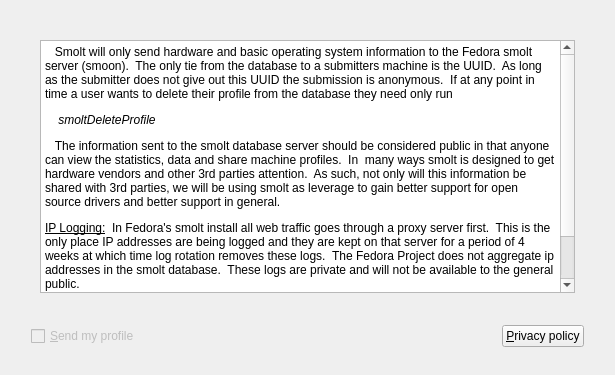
First picture: the form in kde4/kaptan4/src/gui/smoltWidget.ui, repository pars-linux/uludag, before the edit.
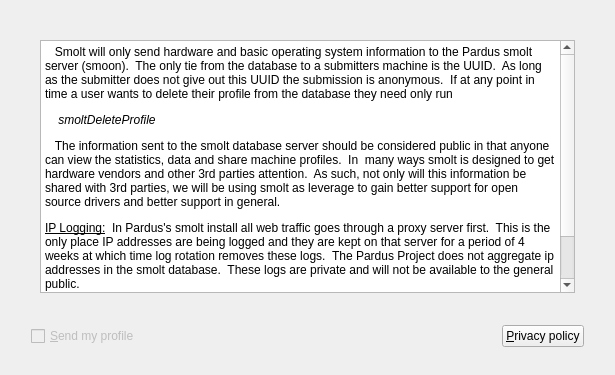
Second picture: the form after the edit. The open tabs and pages were chosen to show the change.

Commit message: Edit privacy policy text according to Pardus.

```diff
--- a/kde4/kaptan4/src/gui/smoltWidget.ui
+++ b/kde4/kaptan4/src/gui/smoltWidget.ui
@@ -167,11 +167,11 @@
 &lt;html&gt;&lt;head&gt;&lt;meta name=&quot;qrichtext&quot; content=&quot;1&quot; /&gt;&lt;style type=&quot;text/css&quot;&gt;
 p, li { white-space: pre-wrap; }
 &lt;/style&gt;&lt;/head&gt;&lt;body style=&quot; font-family:'Sans Serif'; font-size:9pt; font-weight:400; font-style:normal;&quot;&gt;
-&lt;p style=&quot; margin-top:12px; margin-bottom:12px; margin-left:0px; margin-right:0px; -qt-block-indent:0; text-indent:0px;&quot;&gt;   Smolt will only send hardware and basic operating system information to the Fedora smolt server (smoon).  The only tie from the database to a submitters machine is the UUID.  As long as the submitter does not give out this UUID the submission is anonymous.  If at any point in time a user wants to delete their profile from the database they need only run&lt;/p&gt;
+&lt;p style=&quot; margin-top:12px; margin-bottom:12px; margin-left:0px; margin-right:0px; -qt-block-indent:0; text-indent:0px;&quot;&gt;   Smolt will only send hardware and basic operating system information to the Pardus smolt server (smoon).  The only tie from the database to a submitters machine is the UUID.  As long as the submitter does not give out this UUID the submission is anonymous.  If at any point in time a user wants to delete their profile from the database they need only run&lt;/p&gt;
 &lt;p style=&quot; margin-top:12px; margin-bottom:12px; margin-left:0px; margin-right:0px; -qt-block-indent:0; text-indent:0px;&quot;&gt;    &lt;span style=&quot; font-style:italic;&quot;&gt;smoltDeleteProfile&lt;/span&gt;&lt;/p&gt;
 &lt;p style=&quot; margin-top:12px; margin-bottom:12px; margin-left:0px; margin-right:0px; -qt-block-indent:0; text-indent:0px;&quot;&gt;   The information sent to the smolt database server should be considered public in that anyone can view the statistics, data and share machine profiles.  In  many ways smolt is designed to get hardware vendors and other 3rd parties attention.  As such, not only will this information be shared with 3rd parties, we will be using smolt as leverage to gain better support for open source drivers and better support in general.&lt;/p&gt;
-&lt;p style=&quot; margin-top:12px; margin-bottom:12px; margin-left:0px; margin-right:0px; -qt-block-indent:0; text-indent:0px;&quot;&gt;&lt;span style=&quot; text-decoration: underline;&quot;&gt;IP Logging:&lt;/span&gt;  In Fedora's smolt install all web traffic goes through a proxy server first.  This is the only place IP addresses are being logged and they are kept on that server for a period of 4 weeks at which time log rotation removes these logs.  The Fedora Project does not aggregate ip addresses in the smolt database.  These logs are private and will not be available to the general public.&lt;/p&gt;
-&lt;p style=&quot; margin-top:12px; margin-bottom:12px; margin-left:0px; margin-right:0px; -qt-block-indent:0; text-indent:0px;&quot;&gt;   Users unhappy with this policy should simply not use smolt.  Users with questions about this policy should contact the Fedora Infrastructure Team at admin [at] fedoraproject.org  Also remember that users can delete their profiles at any time using &quot;&lt;span style=&quot; font-style:italic;&quot;&gt;smoltDeleteProfile&lt;/span&gt;&quot;&lt;/p&gt;&lt;/body&gt;&lt;/html&gt;</string>
+&lt;p style=&quot; margin-top:12px; margin-bottom:12px; margin-left:0px; margin-right:0px; -qt-block-indent:0; text-indent:0px;&quot;&gt;&lt;span style=&quot; text-decoration: underline;&quot;&gt;IP Logging:&lt;/span&gt;  In Pardus's smolt install all web traffic goes through a proxy server first.  This is the only place IP addresses are being logged and they are kept on that server for a period of 4 weeks at which time log rotation removes these logs.  The Pardus Project does not aggregate ip addresses in the smolt database.  These logs are private and will not be available to the general public.&lt;/p&gt;
+&lt;p style=&quot; margin-top:12px; margin-bottom:12px; margin-left:0px; margin-right:0px; -qt-block-indent:0; text-indent:0px;&quot;&gt;   Users unhappy with this policy should simply not use smolt.  Users with questions about this policy should contact the Pardus Infrastructure Team at admin [at] pardus.org.tr  Also remember that users can delete their profiles at any time using &quot;&lt;span style=&quot; font-style:italic;&quot;&gt;smoltDeleteProfile&lt;/span&gt;&quot;&lt;/p&gt;&lt;/body&gt;&lt;/html&gt;</string>
          </property>
         </widget>
        </item>
```
